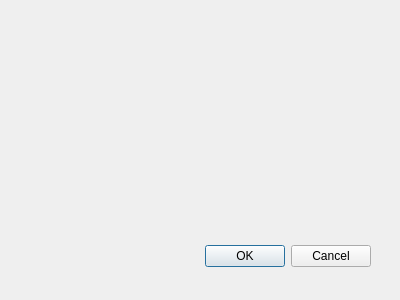
First picture: the form in ui/AddNewThreatDialog.ui, repository iammetehan/uav-swarm-simulator, before the edit.
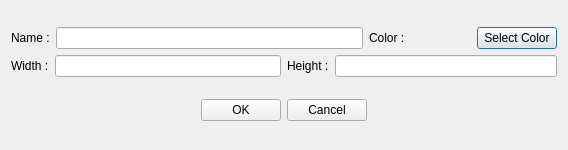
Second picture: the form after the edit.

What changed in the file:
```diff
--- a/ui/AddNewThreatDialog.ui
+++ b/ui/AddNewThreatDialog.ui
@@ -8,29 +8,140 @@
    <rect>
     <x>0</x>
     <y>0</y>
-    <width>400</width>
-    <height>300</height>
+    <width>568</width>
+    <height>150</height>
    </rect>
   </property>
   <property name="windowTitle">
    <string>Dialog</string>
   </property>
-  <widget class="QDialogButtonBox" name="buttonBox">
-   <property name="geometry">
-    <rect>
-     <x>30</x>
-     <y>240</y>
-     <width>341</width>
-     <height>32</height>
-    </rect>
-   </property>
-   <property name="orientation">
-    <enum>Qt::Horizontal</enum>
-   </property>
-   <property name="standardButtons">
-    <set>QDialogButtonBox::Cancel|QDialogButtonBox::Ok</set>
-   </property>
-  </widget>
+  <layout class="QVBoxLayout" name="verticalLayout_2">
+   <item>
+    <layout class="QVBoxLayout" name="verticalLayout">
+     <item>
+      <layout class="QHBoxLayout" name="horizontalLayout">
+       <item>
+        <widget class="QLabel" name="label">
+         <property name="text">
+          <string>Name :</string>
+         </property>
+        </widget>
+       </item>
+       <item>
+        <widget class="QLineEdit" name="name"/>
+       </item>
+       <item>
+        <layout class="QHBoxLayout" name="horizontalLayout_5">
+         <item>
+          <widget class="QLabel" name="label_4">
+           <property name="text">
+            <string>Color :</string>
+           </property>
+          </widget>
+         </item>
+         <item>
+          <widget class="QWidget" name="selectedColor" native="true">
+           <property name="minimumSize">
+            <size>
+             <width>60</width>
+             <height>0</height>
+            </size>
+           </property>
+           <property name="styleSheet">
+            <string notr="true">fillColor=green</string>
+           </property>
+          </widget>
+         </item>
+         <item>
+          <widget class="QPushButton" name="selectColor">
+           <property name="text">
+            <string>Select Color</string>
+           </property>
+          </widget>
+         </item>
+        </layout>
+       </item>
+      </layout>
+     </item>
+     <item>
+      <layout class="QHBoxLayout" name="horizontalLayout_3">
+       <item>
+        <layout class="QHBoxLayout" name="horizontalLayout_7">
+         <item>
+          <widget class="QLabel" name="label_2">
+           <property name="text">
+            <string>Width :</string>
+           </property>
+          </widget>
+         </item>
+         <item>
+          <widget class="QLineEdit" name="width"/>
+         </item>
+        </layout>
+       </item>
+       <item>
+        <layout class="QHBoxLayout" name="horizontalLayout_4">
+         <item>
+          <widget class="QLabel" name="label_3">
+           <property name="text">
+            <string>Height :</string>
+           </property>
+          </widget>
+         </item>
+         <item>
+          <widget class="QLineEdit" name="height"/>
+         </item>
+        </layout>
+       </item>
+      </layout>
+     </item>
+    </layout>
+   </item>
+   <item>
+    <layout class="QHBoxLayout" name="horizontalLayout_6">
+     <item>
+      <spacer name="horizontalSpacer">
+       <property name="orientation">
+        <enum>Qt::Horizontal</enum>
+       </property>
+       <property name="sizeHint" stdset="0">
+        <size>
+         <width>40</width>
+         <height>20</height>
+        </size>
+       </property>
+      </spacer>
+     </item>
+     <item>
+      <widget class="QPushButton" name="OK">
+       <property name="text">
+        <string>OK</string>
+       </property>
+      </widget>
+     </item>
+     <item>
+      <widget class="QPushButton" name="cancel">
+       <property name="text">
+        <string>Cancel</string>
+       </property>
+      </widget>
+     </item>
+     <item>
+      <spacer name="horizontalSpacer_2">
+       <property name="orientation">
+        <enum>Qt::Horizontal</enum>
+       </property>
+       <property name="sizeHint" stdset="0">
+        <size>
+         <width>40</width>
+         <height>20</height>
+        </size>
+       </property>
+      </spacer>
+     </item>
+    </layout>
+   </item>
+  </layout>
  </widget>
  <pixmapfunction/>
  <resources/>
```
Left out of the diff: 42 changed lines with no effect on the pictures.
